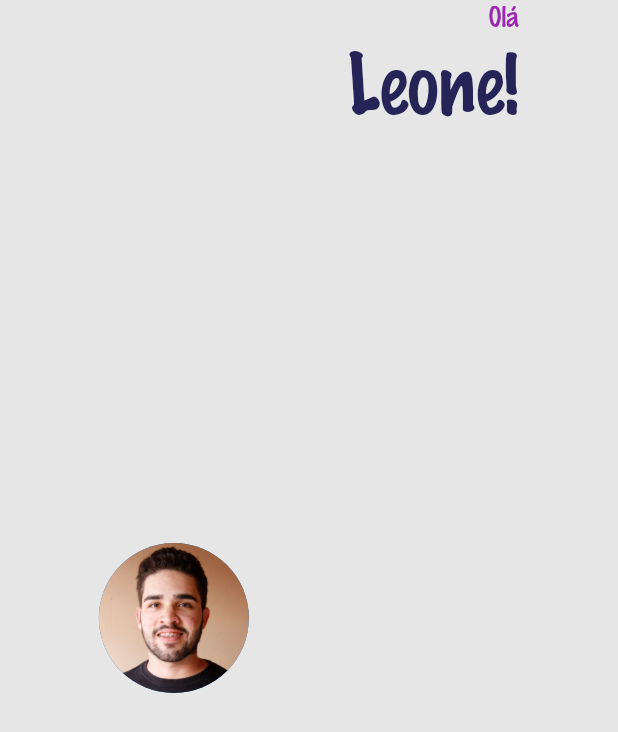
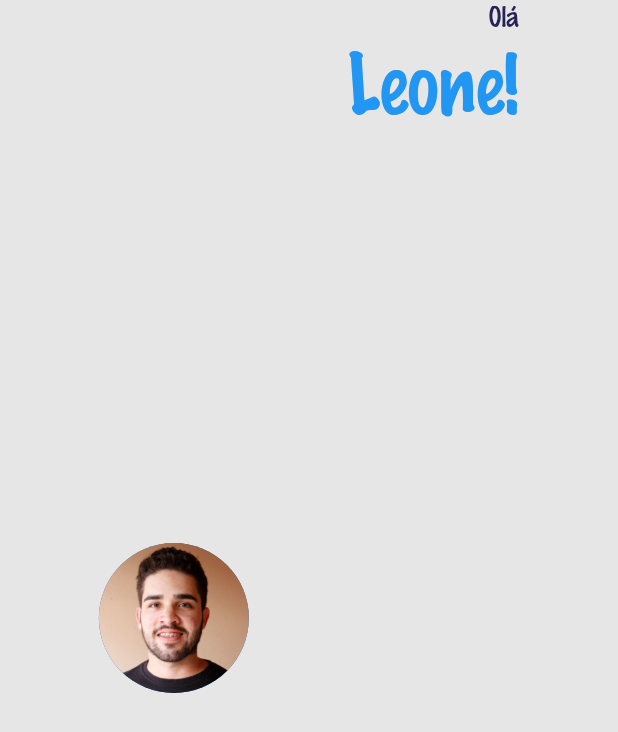
Before and after one commit to LeoneRSantos/Desafio-do-layout-flutter, a Flutter app: the PrimeiraLinha widget shown alone on an empty page, opened directly, on a phone screen of 412 x 824 dp. Shown: the top 732 px of the screen. Run offline on Flutter 3.47's test engine with Material 2 defaults, Android fonts, the phone set to English and light mode, and no system bars; our stand-ins replace bubble_bottom_bar.

Commit message:
Refatoração nas cores da Primeira Linha

```diff
--- a/desafio_do_layout/lib/widgets/primeira_linha.dart
+++ b/desafio_do_layout/lib/widgets/primeira_linha.dart
@@ -25,9 +25,9 @@ class PrimeiraLinha extends StatelessWidget {
 
             children: [
 
-              Textos(texto: 'Olá', tamanho: 16.0, cor: c.obterSecundario(),),
+              Textos(texto: 'Olá', tamanho: 16.0, cor: Theme.of(context).colorScheme.secondary),
 
-              Textos(texto: 'Leone!', tamanho: 50.0, cor: c.obterPrincipal()),
+              Textos(texto: 'Leone!', tamanho: 50.0, cor: Theme.of(context).colorScheme.primary),
             ],
 
           ),
```
